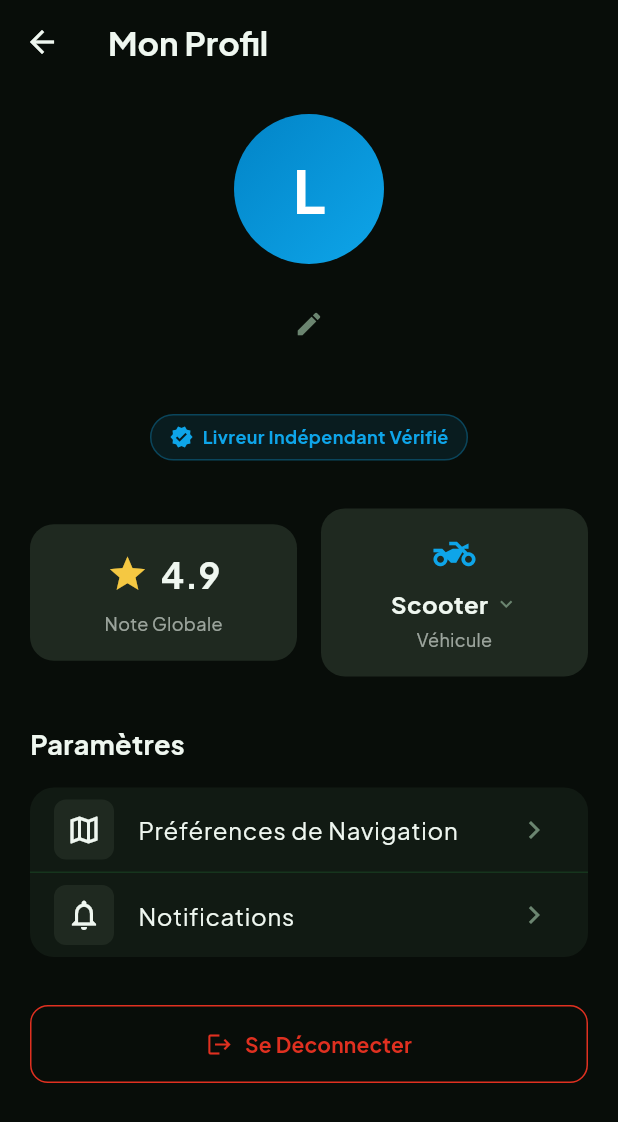
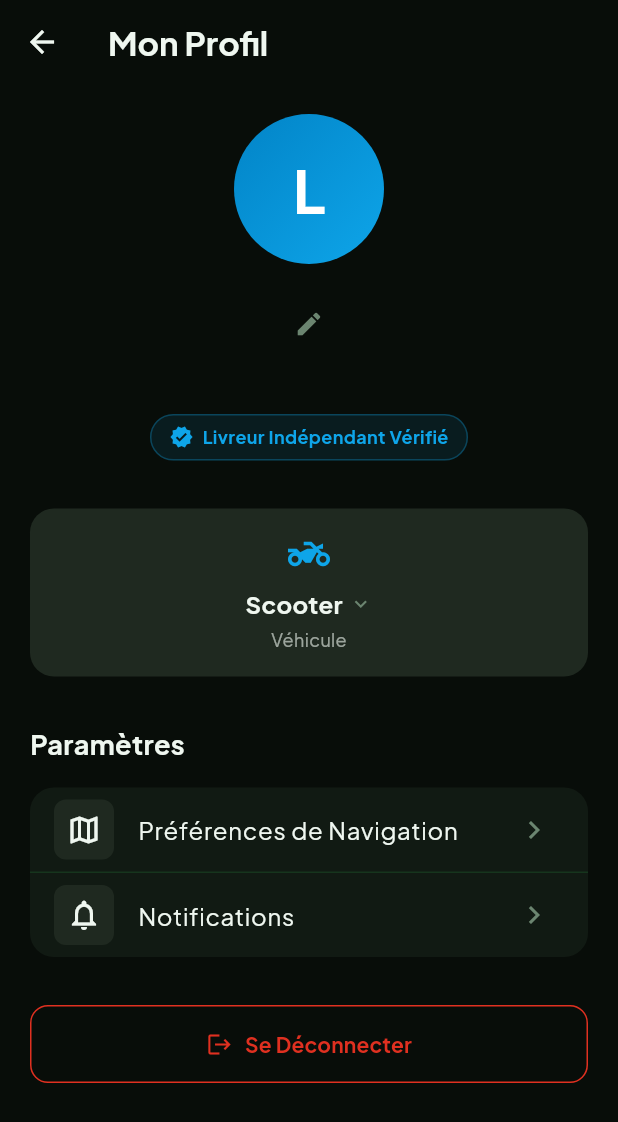
Before and after one commit to MyCookingData/openfood-mobile, a Flutter app: the LivreurProfileView screen opened directly, on a phone screen of 412 x 824 dp. Shown: the top 1122 px of the screen. Run offline on Flutter 3.47's test engine with Material 3 defaults, Android fonts, the phone set to English and light mode, and no system bars; our stand-ins replace audioplayers, cached_network_image, cloud_firestore, cloud_functions, firebase_auth, firebase_core and 11 more; missing offline and left inert: flutter_stripe, mailer, openfood_models; accounts and stored records are empty; project files that could hold a hidden picture were left out.

Commit message:
chore(livreur): remove average rating star view from driver profile (v1.0.3+20)

```diff
--- a/lib/screens/livreur/views/livreur_profile_view.dart
+++ b/lib/screens/livreur/views/livreur_profile_view.dart
@@ -6,53 +6,6 @@ import '../../auth/login_screen.dart';
 
 class LivreurProfileView extends StatelessWidget {
   const LivreurProfileView({super.key});
-
-  void _showRatingInfo(BuildContext context) {
-    showModalBottomSheet(
-      context: context,
-      backgroundColor: AppTheme.surface,
-      shape: const RoundedRectangleBorder(borderRadius: BorderRadius.vertical(top: Radius.circular(24))),
-      builder: (context) => Padding(
-        padding: const EdgeInsets.all(24.0),
-        child: Column(
-          mainAxisSize: MainAxisSize.min,
-          crossAxisAlignment: CrossAxisAlignment.start,
-          children: [
-            const Row(
-              children: [
-                Icon(Icons.star, color: AppTheme.gold, size: 32),
-                SizedBox(width: 12),
-                Text("Votre Note Globale", style: TextStyle(color: AppTheme.cream, fontSize: 20, fontWeight: FontWeight.bold)),
-              ],
-            ),
-            const SizedBox(height: 16),
-            const Text(
-              "Cette note est une moyenne calculée automatiquement sur vos 100 dernières livraisons.\n\n"
-              "Elle prend en compte :\n"
-              "• La rapidité de livraison par rapport au temps estimé\n"
-              "• L'évaluation laissée par les clients\n"
-              "• Le soin apporté aux commandes\n\n"
-              "Maintenez une note supérieure à 4.5 pour accéder aux courses prioritaires !",
-              style: TextStyle(color: AppTheme.muted, fontSize: 15, height: 1.5),
-            ),
-            const SizedBox(height: 24),
-            SizedBox(
-              width: double.infinity,
-              child: ElevatedButton(
-                style: ElevatedButton.styleFrom(
-                  backgroundColor: AppTheme.greenXl,
-                  padding: const EdgeInsets.symmetric(vertical: 16),
-                  shape: RoundedRectangleBorder(borderRadius: BorderRadius.circular(12)),
-                ),
-                onPressed: () => Navigator.pop(context),
-                child: const Text("Compris", style: TextStyle(color: Colors.white, fontWeight: FontWeight.bold)),
-              ),
-            ),
-          ],
-        ),
-      ),
-    );
-  }
 
   void _editVehicle(BuildContext context, String currentVehicle) {
     showModalBottomSheet(
@@ -139,7 +92,6 @@ class LivreurProfileView extends StatelessWidget {
         final userData = snapshot.data?.data() as Map<String, dynamic>? ?? {};
         final displayName = userData['name'] ?? user.displayName ?? "Livreur";
         final vehicleType = userData['vehicleType'] ?? "Scooter";
-        final rating = userData['rating'] ?? 4.9;
 
         return Scaffold(
           backgroundColor: AppTheme.bg,
@@ -210,39 +162,13 @@ class LivreurProfileView extends StatelessWidget {
 
                 const SizedBox(height: 32),
 
-                // Indicateurs (Note / Véhicule)
+                // Indicateur Véhicule
                 Padding(
                   padding: const EdgeInsets.symmetric(horizontal: 20),
-                  child: Row(
-                    children: [
-                      Expanded(
-                        child: GestureDetector(
-                          onTap: () => _showRatingInfo(context),
-                          child: Container(
-                            padding: const EdgeInsets.all(16),
-                            decoration: BoxDecoration(color: AppTheme.surface3, borderRadius: BorderRadius.circular(16)),
-                            child: Column(
-                              children: [
-                                Row(
-                                  mainAxisAlignment: MainAxisAlignment.center,
-                                  children: [
-                                    const Icon(Icons.star, color: AppTheme.gold, size: 28),
-                                    const SizedBox(width: 8),
-                                    Text(rating.toStringAsFixed(1), style: const TextStyle(color: AppTheme.cream, fontSize: 24, fontWeight: FontWeight.bold)),
-                                  ],
-                                ),
-                                const SizedBox(height: 8),
-                                Text("Note Globale", style: TextStyle(color: AppTheme.cream.withValues(alpha: 0.6), fontSize: 12)),
-                              ],
-                            ),
-                          ),
-                        ),
-                      ),
-                      const SizedBox(width: 16),
-                      Expanded(
                   child: GestureDetector(
                     onTap: () => _editVehicle(context, vehicleType),
                     child: Container(
+                      width: double.infinity,
                       padding: const EdgeInsets.all(16),
                       decoration: BoxDecoration(color: AppTheme.surface3, borderRadius: BorderRadius.circular(16)),
                       child: Column(
@@ -262,9 +188,6 @@ class LivreurProfileView extends StatelessWidget {
                         ],
                       ),
                     ),
-                        ),
-                      ),
-                    ],
                   ),
                 ),
 
--- a/pubspec.yaml
+++ b/pubspec.yaml
@@ -1,7 +1,7 @@
 name: openfood_mobile
 description: OpenFood - Application Mobile Client & Livreur (Martinique & Caraïbes)
 publish_to: 'none'
-version: 1.0.3+19
+version: 1.0.3+20
 
 environment:
   sdk: ^3.0.0
```
Lines whose indentation alone changed are shown as unchanged.
